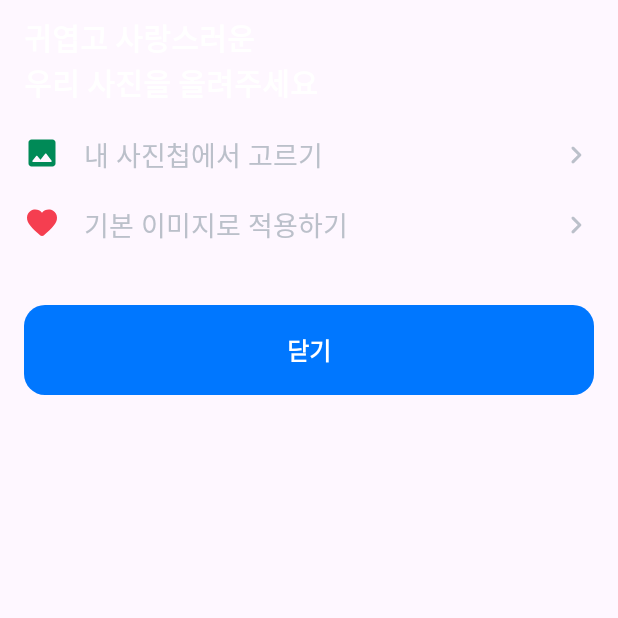
After one commit to iamheesoo/compose-core, an Android app built with Jetpack Compose: the composable BottomSheetContent shown on its own in the app's theme, on a phone screen of 412 x 824 dp, the top half of it. The commit adds this screen. Run offline under Robolectric (Android 15) with nearby library versions, the phone set to English and light mode, and no system bars.

Commit message:
[Add] BottomSheetContent 추가

```diff
--- a/app/src/main/java/com/example/composecore/screen/TxssCoupleBankScreen.kt
+++ b/app/src/main/java/com/example/composecore/screen/TxssCoupleBankScreen.kt
@@ -39,10 +39,12 @@ import androidx.compose.ui.unit.dp
 import androidx.compose.ui.unit.sp
 import com.example.composecore.R
 import com.example.composecore.core.onClick
+import com.example.composecore.txss.BottomSheetContent
 import com.example.composecore.txss.HeartShape
 import com.example.composecore.txss.TxssBottomBar
 import com.example.composecore.txss.TxssTopBar
 import com.example.composecore.txss.transactionHistory
+import com.example.composecore.ui.theme.Gray100
 import com.example.composecore.ui.theme.Gray200
 import com.example.composecore.ui.theme.Gray50
 import com.example.composecore.ui.theme.Gray600
@@ -76,9 +78,15 @@ fun TxssCoupleBankScreen() {
 
     BottomSheetScaffold(
         scaffoldState = bottomSheetScaffoldState,
-        sheetContainerColor = Gray200,
+        sheetContainerColor = Gray100,
         sheetContent = {
-            Text("sheetContent")
+            BottomSheetContent(
+                onButtonClick = {
+                    coroutineScope.launch {
+                        bottomSheetScaffoldState.bottomSheetState.hide()
+                    }
+                }
+            )
         },
     ) {
         Scaffold(
--- /dev/null
+++ b/app/src/main/java/com/example/composecore/txss/BottomSheetContent.kt
@@ -0,0 +1,108 @@
+package com.example.composecore.txss
+
+import androidx.annotation.ColorRes
+import androidx.annotation.DrawableRes
+import androidx.compose.foundation.Image
+import androidx.compose.foundation.layout.Box
+import androidx.compose.foundation.layout.Column
+import androidx.compose.foundation.layout.Row
+import androidx.compose.foundation.layout.fillMaxWidth
+import androidx.compose.foundation.layout.padding
+import androidx.compose.foundation.shape.RoundedCornerShape
+import androidx.compose.material.Text
+import androidx.compose.material3.Button
+import androidx.compose.material3.ButtonDefaults
+import androidx.compose.runtime.Composable
+import androidx.compose.ui.Alignment
+import androidx.compose.ui.Modifier
+import androidx.compose.ui.graphics.Color
+import androidx.compose.ui.graphics.ColorFilter
+import androidx.compose.ui.res.painterResource
+import androidx.compose.ui.text.font.FontWeight
+import androidx.compose.ui.unit.dp
+import androidx.compose.ui.unit.sp
+import com.example.composecore.R
+import com.example.composecore.ui.theme.Blue100
+import com.example.composecore.ui.theme.Gray400
+import com.example.composecore.ui.theme.Gray550
+import com.example.composecore.ui.theme.Green400
+import com.example.composecore.ui.theme.Red200
+
+@Composable
+fun BottomSheetContent(
+    onButtonClick: () -> Unit
+) {
+    Column(
+        modifier = Modifier
+            .fillMaxWidth()
+            .padding(horizontal = 16.dp, vertical = 10.dp)
+    ) {
+        Text(
+            modifier = Modifier.padding(bottom = 10.dp),
+            text = "귀엽고 사랑스러운\n우리 사진을 올려주세요",
+            fontWeight = FontWeight.Bold,
+            color = Color.White,
+            fontSize = 20.sp
+        )
+        BottomSheetRowContent(image = R.drawable.round_image_24, text = "내 사진첩에서 고르기", color = Green400)
+        BottomSheetRowContent(image = R.drawable.round_favorite_24, text = "기본 이미지로 적용하기", color = Red200)
+        Button(
+            modifier = Modifier
+                .fillMaxWidth()
+                .padding(top = 30.dp),
+            colors = ButtonDefaults.buttonColors(
+                containerColor = Blue100,
+                contentColor = Gray400,
+                disabledContainerColor = Color.Black,
+                disabledContentColor = Color.Black
+            ),
+            shape = RoundedCornerShape(14.dp),
+            onClick = {
+                onButtonClick.invoke()
+            }) {
+            Text(
+                text = "닫기",
+                fontWeight = FontWeight.SemiBold,
+                color = Color.White,
+                modifier = Modifier.padding(vertical = 10.dp)
+            )
+        }
+    }
+
+}
+
+@Composable
+fun BottomSheetRowContent(
+    @DrawableRes image: Int,
+    @ColorRes color: Color,
+    text: String
+) {
+    Box(
+        modifier = Modifier
+            .fillMaxWidth()
+            .padding(vertical = 10.dp)
+    ) {
+        Row(
+            modifier = Modifier.align(Alignment.CenterStart)
+        ) {
+            Image(
+                painter = painterResource(id = image),
+                contentDescription = "find gallery",
+                colorFilter = ColorFilter.tint(color = color)
+            )
+            Text(
+                modifier = Modifier.padding(start = 16.dp),
+                text = text,
+                color = Gray550,
+                fontSize = 18.sp
+            )
+        }
+        Image(
+            modifier = Modifier.align(Alignment.CenterEnd),
+            painter = painterResource(id = R.drawable.round_keyboard_arrow_right_24),
+            contentDescription = "arrow right",
+            colorFilter = ColorFilter.tint(color = Gray550)
+        )
+    }
+
+}
--- a/app/src/main/java/com/example/composecore/ui/theme/Color.kt
+++ b/app/src/main/java/com/example/composecore/ui/theme/Color.kt
@@ -26,3 +26,9 @@ val Gray700 = Color(0xFFE5E8ED)
 val Gray750 = Color(0xFFF0F2F5)
 val Gray800 = Color(0xFFF4F5F7)
 val Gray850 = Color(0xFFFAFAFB)
+
+val Blue100 = Color(0xFF0077FF)
+
+val Red200 = Color(0xFFF53E50)
+
+val Green400 = Color(0xFF008A57)
--- /dev/null
+++ b/app/src/main/res/drawable/round_favorite_24.xml
@@ -0,0 +1,5 @@
+<vector android:height="24dp" android:tint="#000000"
+    android:viewportHeight="24" android:viewportWidth="24"
+    android:width="24dp" xmlns:android="http://schemas.android.com/apk/res/android">
+    <path android:fillColor="@android:color/white" android:pathData="M13.35,20.13c-0.76,0.69 -1.93,0.69 -2.69,-0.01l-0.11,-0.1C5.3,15.27 1.87,12.16 2,8.28c0.06,-1.7 0.93,-3.33 2.34,-4.29 2.64,-1.8 5.9,-0.96 7.66,1.1 1.76,-2.06 5.02,-2.91 7.66,-1.1 1.41,0.96 2.28,2.59 2.34,4.29 0.14,3.88 -3.3,6.99 -8.55,11.76l-0.1,0.09z"/>
+</vector>
--- /dev/null
+++ b/app/src/main/res/drawable/round_image_24.xml
@@ -0,0 +1,5 @@
+<vector android:height="24dp" android:tint="#000000"
+    android:viewportHeight="24" android:viewportWidth="24"
+    android:width="24dp" xmlns:android="http://schemas.android.com/apk/res/android">
+    <path android:fillColor="@android:color/white" android:pathData="M21,19V5c0,-1.1 -0.9,-2 -2,-2H5c-1.1,0 -2,0.9 -2,2v14c0,1.1 0.9,2 2,2h14c1.1,0 2,-0.9 2,-2zM8.9,13.98l2.1,2.53 3.1,-3.99c0.2,-0.26 0.6,-0.26 0.8,0.01l3.51,4.68c0.25,0.33 0.01,0.8 -0.4,0.8H6.02c-0.42,0 -0.65,-0.48 -0.39,-0.81L8.12,14c0.19,-0.26 0.57,-0.27 0.78,-0.02z"/>
+</vector>
--- /dev/null
+++ b/app/src/main/res/drawable/round_keyboard_arrow_right_24.xml
@@ -0,0 +1,5 @@
+<vector android:autoMirrored="true" android:height="24dp"
+    android:tint="#000000" android:viewportHeight="24"
+    android:viewportWidth="24" android:width="24dp" xmlns:android="http://schemas.android.com/apk/res/android">
+    <path android:fillColor="@android:color/white" android:pathData="M9.29,15.88L13.17,12 9.29,8.12c-0.39,-0.39 -0.39,-1.02 0,-1.41 0.39,-0.39 1.02,-0.39 1.41,0l4.59,4.59c0.39,0.39 0.39,1.02 0,1.41L10.7,17.3c-0.39,0.39 -1.02,0.39 -1.41,0 -0.38,-0.39 -0.39,-1.03 0,-1.42z"/>
+</vector>
```
